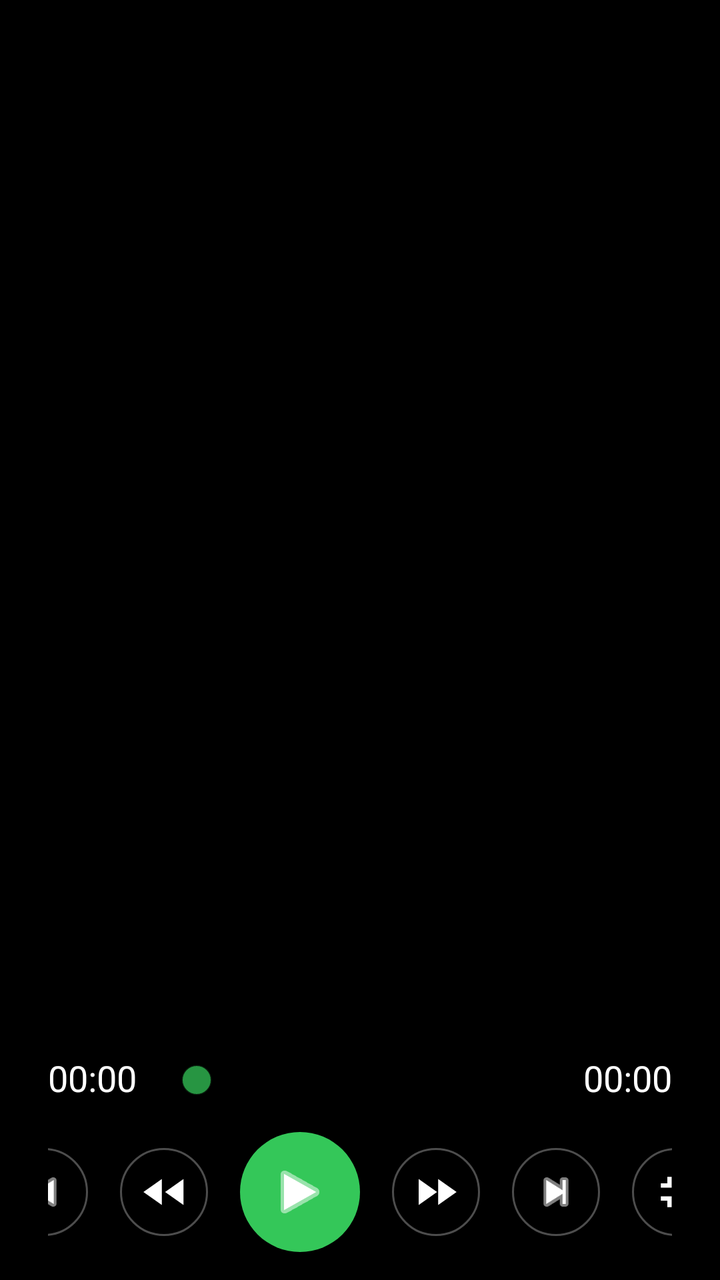
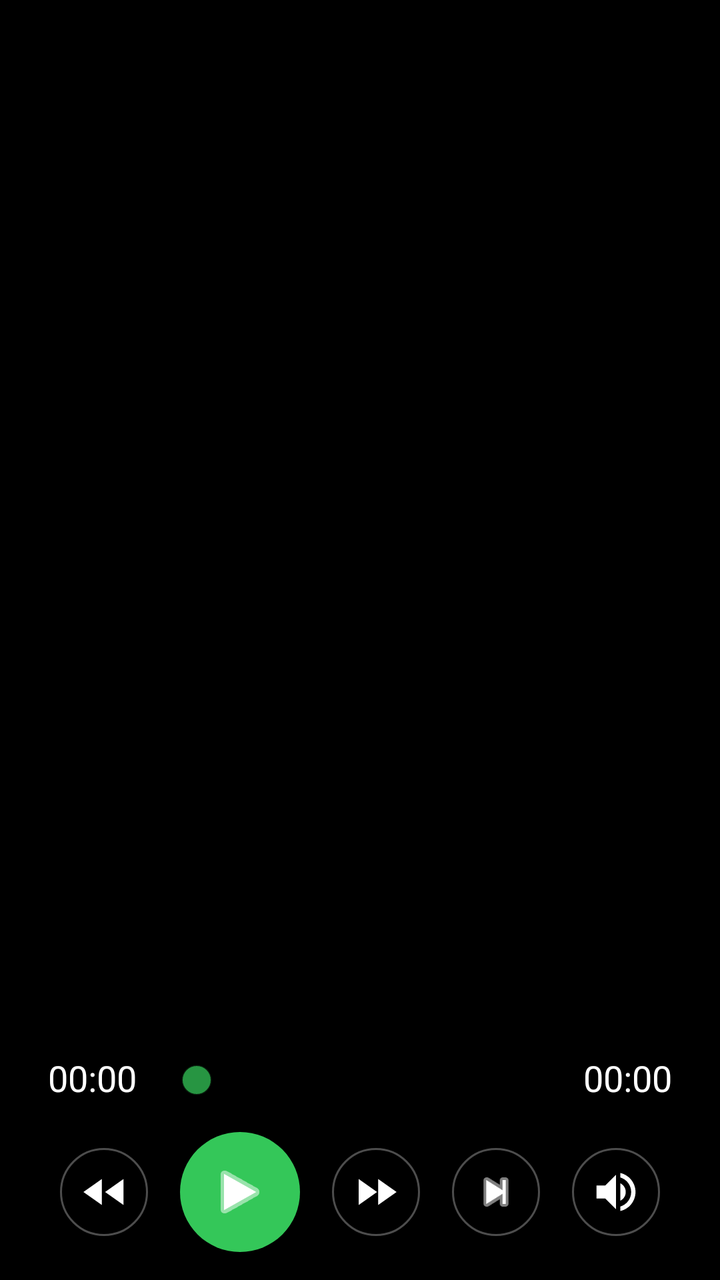

Before-and-after screenshots of an Android layout around one commit, followed by the original layout XML and the change that was made.
<!-- AndroidManifest.xml: activity theme Theme.NUI -->
<!-- res/layout/activity_video_fullscreen.xml -->
<?xml version="1.0" encoding="utf-8"?>
<FrameLayout xmlns:android="http://schemas.android.com/apk/res/android"
    xmlns:tools="http://schemas.android.com/tools"
    android:id="@+id/videoFullscreenRoot"
    android:layout_width="match_parent"
    android:layout_height="match_parent"
    android:background="#000000">

    
    <TextureView
        android:id="@+id/videoFullscreenSurface"
        android:layout_width="match_parent"
        android:layout_height="match_parent" />

    
    <LinearLayout
        android:id="@+id/videoFullscreenControls"
        android:layout_width="match_parent"
        android:layout_height="wrap_content"
        android:layout_gravity="bottom"
        android:orientation="vertical"
        android:background="#99000000"
        android:paddingStart="24dp"
        android:paddingEnd="24dp"
        android:paddingTop="14dp"
        android:paddingBottom="14dp">

        
        <LinearLayout
            android:layout_width="match_parent"
            android:layout_height="wrap_content"
            android:orientation="horizontal"
            android:gravity="center_vertical">

            <TextView
                android:id="@+id/videoFullscreenPosTime"
                android:layout_width="wrap_content"
                android:layout_height="wrap_content"
                android:includeFontPadding="false"
                android:layout_marginEnd="14dp"
                android:text="00:00"
                android:textSize="18sp"
                android:textColor="#FFFFFF"
                tools:ignore="HardcodedText" />

            <SeekBar
                android:id="@+id/videoFullscreenProgress"
                android:layout_width="0dp"
                android:layout_height="44dp"
                android:layout_weight="1"
                android:max="1000"
                android:progress="0"
                android:paddingTop="19dp"
                android:paddingBottom="19dp"
                android:splitTrack="false"
                android:progressDrawable="@drawable/seek_video_track"
                android:thumb="@drawable/seek_minus_thumb" />

            <TextView
                android:id="@+id/videoFullscreenDurTime"
                android:layout_width="wrap_content"
                android:layout_height="wrap_content"
                android:includeFontPadding="false"
                android:layout_marginStart="14dp"
                android:text="00:00"
                android:textSize="18sp"
                android:textColor="#FFFFFF"
                tools:ignore="HardcodedText" />
        </LinearLayout>

        
        <LinearLayout
            android:layout_width="match_parent"
            android:layout_height="wrap_content"
            android:layout_marginTop="4dp"
            android:orientation="horizontal"
            android:gravity="center">

            <ImageButton
                android:id="@+id/btnFullPrev"
                android:layout_width="44dp"
                android:layout_height="44dp"
                android:layout_marginEnd="16dp"
                android:padding="9dp"
                android:background="@drawable/bg_minus_ctrl"
                android:contentDescription="上一个视频"
                android:scaleType="centerInside"
                android:src="@android:drawable/ic_media_previous"
                android:tint="#FFFFFF" />

            <ImageButton
                android:id="@+id/btnFullRewind"
                android:layout_width="44dp"
                android:layout_height="44dp"
                android:layout_marginEnd="16dp"
                android:padding="9dp"
                android:background="@drawable/bg_minus_ctrl"
                android:contentDescription="快退"
                android:scaleType="centerInside"
                android:src="@drawable/ic_rewind"
                android:tint="#FFFFFF" />

            <ImageButton
                android:id="@+id/btnFullPlay"
                android:layout_width="60dp"
                android:layout_height="60dp"
                android:layout_marginEnd="16dp"
                android:padding="13dp"
                android:background="@drawable/bg_minus_play"
                android:contentDescription="播放/暂停"
                android:scaleType="centerInside"
                android:src="@android:drawable/ic_media_play"
                android:tint="#FFFFFF" />

            <ImageButton
                android:id="@+id/btnFullForward"
                android:layout_width="44dp"
                android:layout_height="44dp"
                android:layout_marginEnd="16dp"
                android:padding="9dp"
                android:background="@drawable/bg_minus_ctrl"
                android:contentDescription="快进"
                android:scaleType="centerInside"
                android:src="@drawable/ic_forward"
                android:tint="#FFFFFF" />

            <ImageButton
                android:id="@+id/btnFullNext"
                android:layout_width="44dp"
                android:layout_height="44dp"
                android:layout_marginEnd="16dp"
                android:padding="9dp"
                android:background="@drawable/bg_minus_ctrl"
                android:contentDescription="下一个视频"
                android:scaleType="centerInside"
                android:src="@android:drawable/ic_media_next"
                android:tint="#FFFFFF" />

            <ImageButton
                android:id="@+id/btnFullExit"
                android:layout_width="44dp"
                android:layout_height="44dp"
                android:padding="9dp"
                android:background="@drawable/bg_minus_ctrl"
                android:contentDescription="退出全屏"
                android:scaleType="centerInside"
                android:src="@drawable/ic_fullscreen_exit"
                android:tint="#FFFFFF" />
        </LinearLayout>
    </LinearLayout>
</FrameLayout>
<!-- resources referenced by this layout -->
<resources>
  <!-- drawable bg_minus_ctrl (drawable) -->
  <?xml version="1.0" encoding="utf-8"?>
  <ripple xmlns:android="http://schemas.android.com/apk/res/android"
      android:color="#33FFFFFF">
      <item android:id="@android:id/mask">
          <shape android:shape="oval">
              <solid android:color="@android:color/white" />
          </shape>
      </item>
      <item>
          <shape android:shape="oval">
              <solid android:color="#66000000" />
              <stroke
                  android:width="1dp"
                  android:color="#4DFFFFFF" />
          </shape>
      </item>
  </ripple>
  <!-- drawable bg_minus_play (drawable) -->
  <?xml version="1.0" encoding="utf-8"?>
  <ripple xmlns:android="http://schemas.android.com/apk/res/android"
      android:color="#33FFFFFF">
      <item android:id="@android:id/mask">
          <shape android:shape="oval">
              <solid android:color="@android:color/white" />
          </shape>
      </item>
      <item>
          <shape android:shape="oval">
              <solid android:color="#34C759" />
          </shape>
      </item>
  </ripple>
  <!-- drawable ic_forward (drawable) -->
  <?xml version="1.0" encoding="utf-8"?>
  <vector xmlns:android="http://schemas.android.com/apk/res/android"
      android:width="48dp"
      android:height="48dp"
      android:viewportWidth="24"
      android:viewportHeight="24">
      <path
          android:fillColor="#FFFFFF"
          android:pathData="M4,18l8.5,-6L4,6v12zM13,6v12l8.5,-6L13,6z" />
  </vector>
  <!-- drawable ic_fullscreen_exit (drawable) -->
  <?xml version="1.0" encoding="utf-8"?>
  <vector xmlns:android="http://schemas.android.com/apk/res/android"
      android:width="48dp"
      android:height="48dp"
      android:viewportWidth="24"
      android:viewportHeight="24">
      <path
          android:fillColor="#FFFFFF"
          android:pathData="M5,16h3v3h2v-5H5v2zM8,8H5v2h5V5H8v3zM14,19h2v-3h3v-2h-5v5zM16,8V5h-2v5h5V8h-3z" />
  </vector>
  <!-- drawable ic_rewind (drawable) -->
  <?xml version="1.0" encoding="utf-8"?>
  <vector xmlns:android="http://schemas.android.com/apk/res/android"
      android:width="48dp"
      android:height="48dp"
      android:viewportWidth="24"
      android:viewportHeight="24">
      <path
          android:fillColor="#FFFFFF"
          android:pathData="M11,18L11,6 2.5,12 11,18zM21,18L21,6 12.5,12 21,18z" />
  </vector>
  <!-- drawable seek_minus_thumb (drawable) -->
  <?xml version="1.0" encoding="utf-8"?>
  <shape xmlns:android="http://schemas.android.com/apk/res/android"
      android:shape="oval">
      <size
          android:width="16dp"
          android:height="16dp" />
      <solid android:color="#BF34C759" />
      <stroke
          android:width="1dp"
          android:color="#CC000000" />
  </shape>
  <color name="accent">#00C5D3</color>
  <color name="text_primary">#ECEFF1</color>
  <!-- drawable bg_launch (drawable) -->
  <?xml version="1.0" encoding="utf-8"?>
  <layer-list xmlns:android="http://schemas.android.com/apk/res/android">
      
      <item>
          <shape android:shape="rectangle">
              <gradient
                  android:type="linear"
                  android:angle="135"
                  android:startColor="#1A2330"
                  android:centerColor="#0F1620"
                  android:endColor="#070B11" />
          </shape>
      </item>
  </layer-list>
  <!-- unchanged entries left out for length: 2 -->
</resources>

<!-- the commit's change to res/layout/activity_video_fullscreen.xml (unified diff, before → after) -->
@@ -137,6 +137,18 @@
                 android:tint="#FFFFFF" />
 
             <ImageButton
+                android:id="@+id/btnFullMute"
+                android:layout_width="44dp"
+                android:layout_height="44dp"
+                android:layout_marginEnd="16dp"
+                android:padding="9dp"
+                android:background="@drawable/bg_minus_ctrl"
+                android:contentDescription="静音"
+                android:scaleType="centerInside"
+                android:src="@drawable/ic_volume_on"
+                android:tint="#FFFFFF" />
+
+            <ImageButton
                 android:id="@+id/btnFullExit"
                 android:layout_width="44dp"
                 android:layout_height="44dp"
<!-- resource entries referenced after the edit -->
@@ -66,6 +66,17 @@
           android:fillColor="#FFFFFF"
           android:pathData="M11,18L11,6 2.5,12 11,18zM21,18L21,6 12.5,12 21,18z" />
   </vector>
+  <!-- drawable ic_volume_on (drawable) -->
+  <?xml version="1.0" encoding="utf-8"?>
+  <vector xmlns:android="http://schemas.android.com/apk/res/android"
+      android:width="48dp"
+      android:height="48dp"
+      android:viewportWidth="24"
+      android:viewportHeight="24">
+      <path
+          android:fillColor="#FFFFFF"
+          android:pathData="M3,9v6h4l5,5V4L7,9H3zM16.5,12c0,-1.77 -1.02,-3.29 -2.5,-4.03v8.05c1.48,-0.73 2.5,-2.25 2.5,-4.02zM14,3.23v2.06c2.89,0.86 5,3.54 5,6.71s-2.11,5.85 -5,6.71v2.06c4.01,-0.91 7,-4.49 7,-8.77s-2.99,-7.86 -7,-8.77z" />
+  </vector>
   <!-- drawable seek_minus_thumb (drawable) -->
   <?xml version="1.0" encoding="utf-8"?>
   <shape xmlns:android="http://schemas.android.com/apk/res/android"
